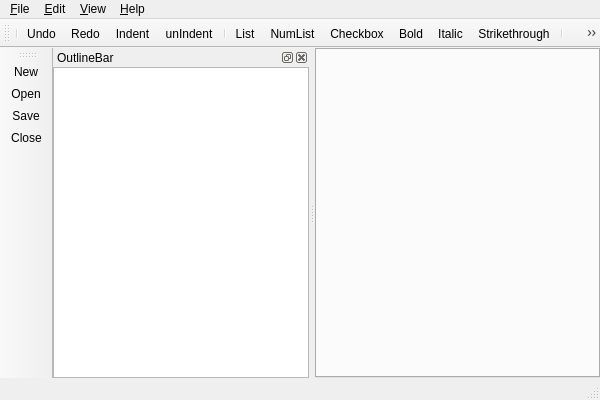
The window that viMarkdown/viMarkdown/MainWindow.ui (vivisuke/viMarkdown) describes before a commit, drawn with Qt 5.
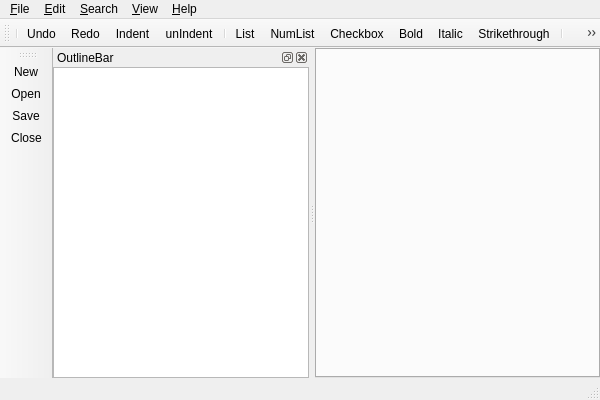
The same window after the commit. Icons and pictures are not drawn.

Diff of the .ui file:
```diff
--- a/viMarkdown/viMarkdown/MainWindow.ui
+++ b/viMarkdown/viMarkdown/MainWindow.ui
@@ -119,8 +119,18 @@
     </property>
     <addaction name="action_AboutViMarkdown"/>
    </widget>
+   <widget class="QMenu" name="menu_Search">
+    <property name="title">
+     <string>&amp;Search</string>
+    </property>
+    <addaction name="action_Find"/>
+    <addaction name="action_ForwardAgain"/>
+    <addaction name="action_BackwardAgain"/>
+    <addaction name="action_FindWord"/>
+   </widget>
    <addaction name="menu_File"/>
    <addaction name="menu_Edit"/>
+   <addaction name="menu_Search"/>
    <addaction name="menu_View"/>
    <addaction name="menu_Help"/>
   </widget>
```
Left out of the diff: 15 changed lines with no effect on the pictures.
